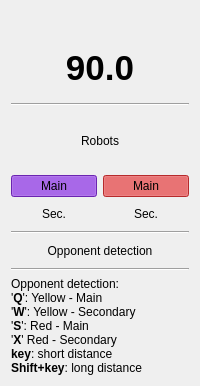
Above: bhbot/tools/simulator/mainbar.ui from alberthier/bhware before the change. Below: the same form after it.
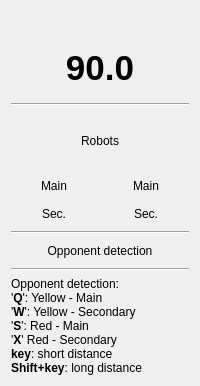
That is the form after the change.

Patch:
```diff
--- a/bhbot/tools/simulator/mainbar.ui
+++ b/bhbot/tools/simulator/mainbar.ui
@@ -134,97 +134,6 @@
     <layout class="QGridLayout" name="gridLayout">
      <item row="0" column="2">
       <widget class="QPushButton" name="main_red_robot">
-       <property name="palette">
-        <palette>
-         <active>
-          <colorrole role="Button">
-           <brush brushstyle="SolidPattern">
-            <color alpha="255">
-             <red>255</red>
-             <green>59</green>
-             <blue>61</blue>
-            </color>
-           </brush>
-          </colorrole>
-          <colorrole role="Base">
-           <brush brushstyle="SolidPattern">
-            <color alpha="255">
-             <red>255</red>
-             <green>59</green>
-             <blue>61</blue>
-            </color>
-           </brush>
-          </colorrole>
-          <colorrole role="Window">
-           <brush brushstyle="SolidPattern">
-            <color alpha="255">
-             <red>255</red>
-             <green>59</green>
-             <blue>61</blue>
-            </color>
-           </brush>
-          </colorrole>
-         </active>
-         <inactive>
-          <colorrole role="Button">
-           <brush brushstyle="SolidPattern">
-            <color alpha="255">
-             <red>255</red>
-             <green>59</green>
-             <blue>61</blue>
-            </color>
-           </brush>
-          </colorrole>
-          <colorrole role="Base">
-           <brush brushstyle="SolidPattern">
-            <color alpha="255">
-             <red>255</red>
-             <green>59</green>
-             <blue>61</blue>
-            </color>
-           </brush>
-          </colorrole>
-          <colorrole role="Window">
-           <brush brushstyle="SolidPattern">
-            <color alpha="255">
-             <red>255</red>
-             <green>59</green>
-             <blue>61</blue>
-            </color>
-           </brush>
-          </colorrole>
-         </inactive>
-         <disabled>
-          <colorrole role="Button">
-           <brush brushstyle="SolidPattern">
-            <color alpha="255">
-             <red>255</red>
-             <green>59</green>
-             <blue>61</blue>
-            </color>
-           </brush>
-          </colorrole>
-          <colorrole role="Base">
-           <brush brushstyle="SolidPattern">
-            <color alpha="255">
-             <red>255</red>
-             <green>59</green>
-             <blue>61</blue>
-            </color>
-           </brush>
-          </colorrole>
-          <colorrole role="Window">
-           <brush brushstyle="SolidPattern">
-            <color alpha="255">
-             <red>255</red>
-             <green>59</green>
-             <blue>61</blue>
-            </color>
-           </brush>
-          </colorrole>
-         </disabled>
-        </palette>
-       </property>
        <property name="text">
         <string>Main</string>
        </property>
@@ -232,7 +141,7 @@
         <bool>true</bool>
        </property>
        <property name="checked">
-        <bool>true</bool>
+        <bool>false</bool>
        </property>
        <property name="flat">
         <bool>true</bool>
@@ -241,97 +150,6 @@
      </item>
      <item row="0" column="0">
       <widget class="QPushButton" name="main_yellow_robot">
-       <property name="palette">
-        <palette>
-         <active>
-          <colorrole role="Button">
-           <brush brushstyle="SolidPattern">
-            <color alpha="255">
-             <red>150</red>
-             <green>50</green>
-             <blue>246</blue>
-            </color>
-           </brush>
-          </colorrole>
-          <colorrole role="Base">
-           <brush brushstyle="SolidPattern">
-            <color alpha="255">
-             <red>150</red>
-             <green>50</green>
-             <blue>246</blue>
-            </color>
-           </brush>
-          </colorrole>
-          <colorrole role="Window">
-           <brush brushstyle="SolidPattern">
-            <color alpha="255">
-             <red>150</red>
-             <green>50</green>
-             <blue>246</blue>
-            </color>
-           </brush>
-          </colorrole>
-         </active>
-         <inactive>
-          <colorrole role="Button">
-           <brush brushstyle="SolidPattern">
-            <color alpha="255">
-             <red>150</red>
-             <green>50</green>
-             <blue>246</blue>
-            </color>
-           </brush>
-          </colorrole>
-          <colorrole role="Base">
-           <brush brushstyle="SolidPattern">
-            <color alpha="255">
-             <red>150</red>
-             <green>50</green>
-             <blue>246</blue>
-            </color>
-           </brush>
-          </colorrole>
-          <colorrole role="Window">
-           <brush brushstyle="SolidPattern">
-            <color alpha="255">
-             <red>150</red>
-             <green>50</green>
-             <blue>246</blue>
-            </color>
-           </brush>
-          </colorrole>
-         </inactive>
-         <disabled>
-          <colorrole role="Button">
-           <brush brushstyle="SolidPattern">
-            <color alpha="255">
-             <red>150</red>
-             <green>50</green>
-             <blue>246</blue>
-            </color>
-           </brush>
-          </colorrole>
-          <colorrole role="Base">
-           <brush brushstyle="SolidPattern">
-            <color alpha="255">
-             <red>150</red>
-             <green>50</green>
-             <blue>246</blue>
-            </color>
-           </brush>
-          </colorrole>
-          <colorrole role="Window">
-           <brush brushstyle="SolidPattern">
-            <color alpha="255">
-             <red>150</red>
-             <green>50</green>
-             <blue>246</blue>
-            </color>
-           </brush>
-          </colorrole>
-         </disabled>
-        </palette>
-       </property>
        <property name="text">
         <string>Main</string>
        </property>
@@ -339,7 +157,7 @@
         <bool>true</bool>
        </property>
        <property name="checked">
-        <bool>true</bool>
+        <bool>false</bool>
        </property>
        <property name="flat">
         <bool>true</bool>
```
